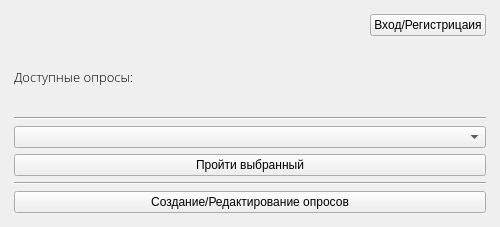
This is resources/main_form.ui in semendanshin/YL_Project_1_Danshin as Qt 5 draws it before an edit. The edited form follows.
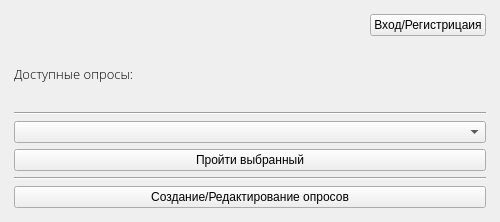
This is the edited form. Icons and pictures are not drawn.

```diff
--- a/resources/main_form.ui
+++ b/resources/main_form.ui
@@ -7,7 +7,7 @@
     <x>0</x>
     <y>0</y>
     <width>500</width>
-    <height>227</height>
+    <height>222</height>
    </rect>
   </property>
   <property name="minimumSize">
@@ -37,24 +37,24 @@
   </property>
   <widget class="QWidget" name="centralwidget">
    <layout class="QGridLayout" name="gridLayout">
-    <item row="0" column="1">
+    <item row="1" column="2">
+     <spacer name="horizontalSpacer_2">
+      <property name="orientation">
+       <enum>Qt::Horizontal</enum>
+      </property>
+      <property name="sizeType">
+       <enum>QSizePolicy::Fixed</enum>
+      </property>
+      <property name="sizeHint" stdset="0">
+       <size>
+        <width>5</width>
+        <height>5</height>
+       </size>
+      </property>
+     </spacer>
+    </item>
+    <item row="1" column="1">
      <layout class="QVBoxLayout" name="verticalLayout">
-      <item>
-       <spacer name="verticalSpacer">
-        <property name="orientation">
-         <enum>Qt::Vertical</enum>
-        </property>
-        <property name="sizeType">
-         <enum>QSizePolicy::Fixed</enum>
-        </property>
-        <property name="sizeHint" stdset="0">
-         <size>
-          <width>5</width>
-          <height>5</height>
-         </size>
-        </property>
-       </spacer>
-      </item>
       <item>
        <layout class="QHBoxLayout" name="horizontalLayout">
         <item>
@@ -130,8 +130,10 @@
         </property>
        </widget>
       </item>
-      <item>
-       <spacer name="verticalSpacer_2">
+     </layout>
+    </item>
+    <item row="0" column="1">
+     <spacer name="verticalSpacer">
         <property name="orientation">
          <enum>Qt::Vertical</enum>
         </property>
@@ -146,9 +148,7 @@
         </property>
        </spacer>
       </item>
-     </layout>
-    </item>
-    <item row="0" column="0">
+    <item row="1" column="0">
      <spacer name="horizontalSpacer">
       <property name="orientation">
        <enum>Qt::Horizontal</enum>
@@ -164,10 +164,10 @@
       </property>
      </spacer>
     </item>
-    <item row="0" column="2">
-     <spacer name="horizontalSpacer_2">
+    <item row="2" column="1">
+     <spacer name="verticalSpacer_2">
       <property name="orientation">
-       <enum>Qt::Horizontal</enum>
+       <enum>Qt::Vertical</enum>
       </property>
       <property name="sizeType">
        <enum>QSizePolicy::Fixed</enum>
```
Lines whose indentation alone changed are shown as unchanged.
